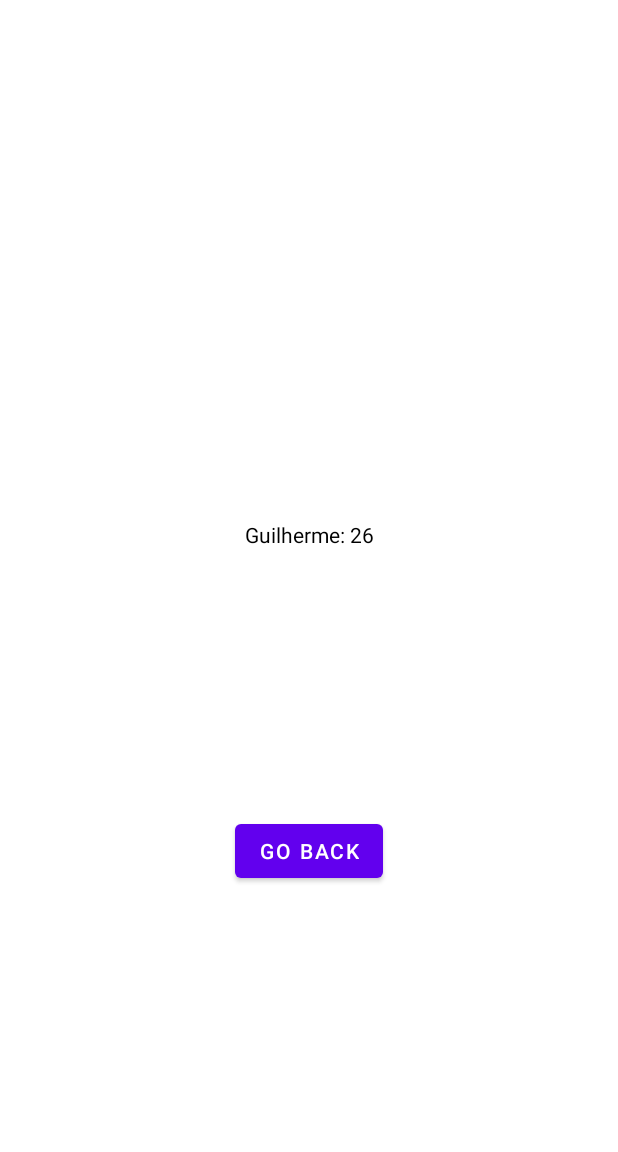
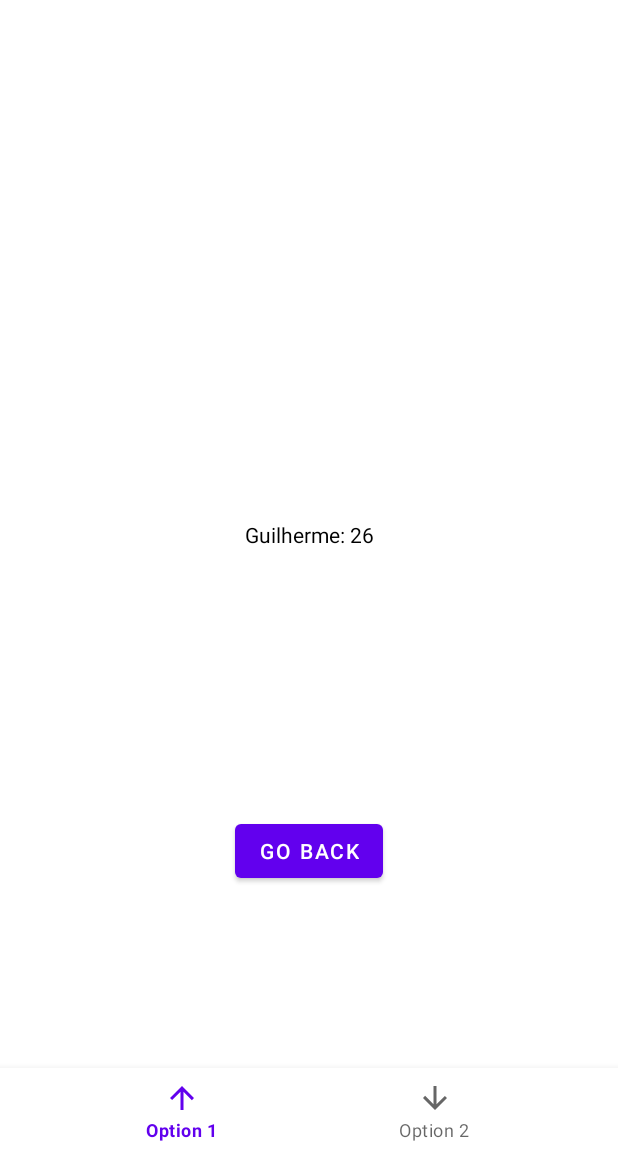
Before and after one commit to guilhermemarx14/android-kotlin-navigation-classes, an Android app: the screen it shows after launch (SecondActivity), after a tap on "GO TO SECOND ACTIVITY", on a phone screen of 412 x 824 dp, the part 84-1236 px from its top. Run offline under Robolectric (Android 15) with nearby library versions, the phone set to English and light mode, and no system bars.

Commit message:
feat: Create bottom navigation

```diff
--- /dev/null
+++ b/app/src/main/res/drawable/ic_option_1.xml
@@ -0,0 +1,5 @@
+<vector android:height="24dp" android:tint="#000000"
+    android:viewportHeight="24" android:viewportWidth="24"
+    android:width="24dp" xmlns:android="http://schemas.android.com/apk/res/android">
+    <path android:fillColor="@android:color/white" android:pathData="M4,12l1.41,1.41L11,7.83V20h2V7.83l5.58,5.59L20,12l-8,-8 -8,8z"/>
+</vector>
--- /dev/null
+++ b/app/src/main/res/drawable/ic_option_2.xml
@@ -0,0 +1,5 @@
+<vector android:height="24dp" android:tint="#000000"
+    android:viewportHeight="24" android:viewportWidth="24"
+    android:width="24dp" xmlns:android="http://schemas.android.com/apk/res/android">
+    <path android:fillColor="@android:color/white" android:pathData="M20,12l-1.41,-1.41L13,16.17V4h-2v12.17l-5.58,-5.59L4,12l8,8 8,-8z"/>
+</vector>
--- a/app/src/main/res/layout/activity_second.xml
+++ b/app/src/main/res/layout/activity_second.xml
@@ -49,13 +49,23 @@
             app:titleMarginStart="8dp"
             app:titleTextColor="#FFFFFF" />
 
+        <com.google.android.material.bottomnavigation.BottomNavigationView
+            android:id="@+id/bottomNav"
+            android:layout_width="match_parent"
+            android:layout_height="56dp"
+            app:layout_constraintBottom_toBottomOf="parent"
+            app:layout_constraintEnd_toEndOf="parent"
+            app:layout_constraintStart_toStartOf="parent"
+            app:menu="@menu/bottom_navigation_menu" />
+
     </androidx.constraintlayout.widget.ConstraintLayout>
 
     <com.google.android.material.navigation.NavigationView
         android:id="@+id/navigationView"
         android:layout_width="match_parent"
         android:layout_height="match_parent"
+        android:layout_gravity="start"
         app:headerLayout="@layout/menu_header"
-        android:layout_gravity="start"
-        app:menu="@menu/drawer_menu" />
+        app:menu="@menu/drawer_menu"
+        tools:visibility="visible" />
 </androidx.drawerlayout.widget.DrawerLayout>
--- /dev/null
+++ b/app/src/main/res/menu/bottom_navigation_menu.xml
@@ -0,0 +1,12 @@
+<?xml version="1.0" encoding="utf-8"?>
+<menu xmlns:android="http://schemas.android.com/apk/res/android">
+    <item
+        android:id="@+id/bottom_option_1"
+        android:title="@string/bottom_title_1"
+        android:icon="@drawable/ic_option_1"/>
+
+    <item
+        android:id="@+id/bottom_option_2"
+        android:title="@string/bottom_title_2"
+        android:icon="@drawable/ic_option_2"/>
+</menu>
--- a/app/src/main/res/values/strings.xml
+++ b/app/src/main/res/values/strings.xml
@@ -1,5 +1,5 @@
 <resources>
-    <string name="app_name">Jokenpo</string>
+    <string name="app_name">Jokenpo_class</string>
     <string name="button_title">Go To Second Activity</string>
     <string name="sample">This is the Second Activity</string>
     <string name="go_back_button">Go Back</string>
@@ -12,4 +12,6 @@
     <string name="title_drawer">My drawer</string>
     <string name="home_text">Home</string>
     <string name="image_content_description">Some description</string>
+    <string name="bottom_title_1">Option 1</string>
+    <string name="bottom_title_2">Option 2</string>
 </resources>
--- a/settings.gradle
+++ b/settings.gradle
@@ -12,5 +12,5 @@ dependencyResolutionManagement {
         mavenCentral()
     }
 }
-rootProject.name = "Jokenpo"
+rootProject.name = "Jokenpo_class"
 include ':app'
```
Also changed, not shown: app/src/main/java/com/example/jokenpo/SecondActivity.kt (+22 -0 lines), 1 other file.
